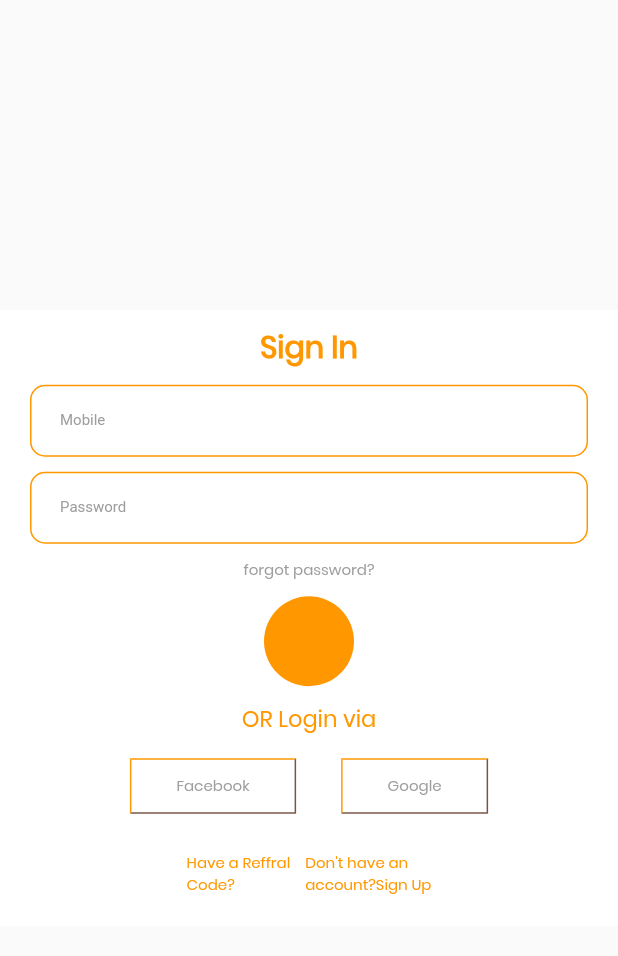
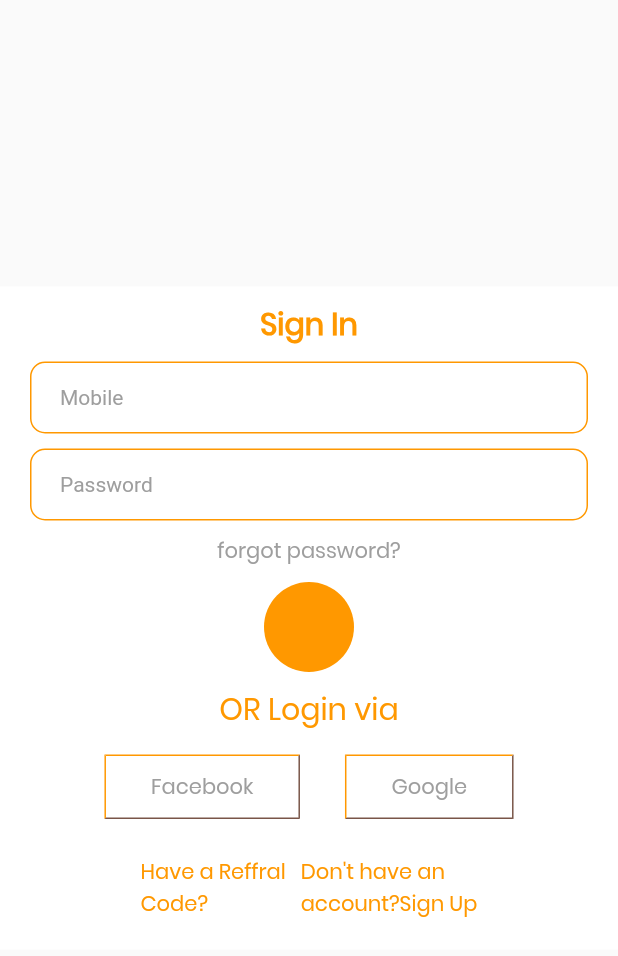
Before and after one commit to rajaspireedge/HTG, a Flutter app: the HomeScreen screen opened directly, on a phone screen of 412 x 824 dp. Shown: the top 956 px of the screen. Run offline on Flutter 3.47's test engine with Material 2 defaults, Android fonts, the phone set to English and light mode, and no system bars; our stand-ins replace firebase_messaging, fluttertoast, shared_preferences; accounts and stored records are empty; Roboto replaces fonts that are missing (Poppins-Regular).

Commit message:
changes in design

```diff
--- a/lib/HomeScreen.dart
+++ b/lib/HomeScreen.dart
@@ -11,9 +11,9 @@ class HomeScreen extends StatefulWidget {
 
 class _HomeScreenState extends State<HomeScreen> {
   TextStyle style = TextStyle(
-      fontFamily: 'Poppins-Regular', fontSize: 10.0, color: Colors.orange);
+      fontFamily: 'Poppins-Regular', fontSize: 14.0, color: Colors.orange);
  TextStyle hintstyle = TextStyle(
-      fontFamily: 'Poppins-Regular', fontSize: 10.0, color: Colors.grey);
+      fontFamily: 'Poppins-Regular', fontSize: 14.0, color: Colors.grey);
 
   @override
   Widget build(BuildContext context) {
@@ -29,19 +29,19 @@ class _HomeScreenState extends State<HomeScreen> {
             fontWeight: FontWeight.bold));
     final ORloginintext = Text("OR Login via",
         style: TextStyle(
-            fontFamily: 'Poppins', fontSize: 15.0, color: Colors.orange));
+            fontFamily: 'Poppins', fontSize: 20.0, color: Colors.orange));
 
     final Havearefferealcodetext = Text("Have a Reffral\nCode?",
         style: TextStyle(
-            fontFamily: 'Poppins', fontSize: 10.0, color: Colors.orange));
+            fontFamily: 'Poppins', fontSize: 14.0, color: Colors.orange));
 
     final donthaveaccounttext = Text("Don't have an\naccount?Sign Up",
         style: TextStyle(
-            fontFamily: 'Poppins', fontSize: 10.0, color: Colors.orange));
+            fontFamily: 'Poppins', fontSize: 14.0, color: Colors.orange));
 
     final forgotpasswordtext = Text("forgot password?",
         style: TextStyle(
-            fontFamily: 'Poppins', fontSize: 10.0, color: Colors.grey));
+            fontFamily: 'Poppins', fontSize: 14.0, color: Colors.grey));
 
     const border = Border(
       top: BorderSide(width: 1.0, color: Colors.orange),
@@ -138,7 +138,7 @@ class _HomeScreenState extends State<HomeScreen> {
                             child: Text("Facebook",
                                 style: TextStyle(
                                     fontFamily: 'Poppins',
-                                    fontSize: 10.0,
+                                    fontSize: 14.0,
                                     color: Colors.grey))),
                         new Container(
                             margin: const EdgeInsets.all(15.0),
@@ -147,7 +147,7 @@ class _HomeScreenState extends State<HomeScreen> {
                             child: Text("Google",
                                 style: TextStyle(
                                     fontFamily: 'Poppins',
-                                    fontSize: 10.0,
+                                    fontSize: 14.0,
                                     color: Colors.grey)))
                       ],
                     ),
--- a/lib/screens/Tabscreen2.dart
+++ b/lib/screens/Tabscreen2.dart
@@ -13,10 +13,10 @@ class _Tab2State extends State<Tab2> with AutomaticKeepAliveClientMixin<Tab2> {
   List<Widget> listScreens;
 
   TextStyle style = TextStyle(
-      fontFamily: 'Poppins-Regular', fontSize: 10.0, color: Colors.white);
+      fontFamily: 'Poppins-Regular', fontSize: 14.0, color: Colors.white);
 
   TextStyle styleorange =
-      TextStyle(fontFamily: 'Poppins-Regular', fontSize: 10.0);
+      TextStyle(fontFamily: 'Poppins-Regular', fontSize: 14.0);
 
   @override
   void initState() {
```
Also changed, not shown: lib/mycontestscreens/completed.dart (+18 -11 lines), lib/mycontestscreens/recent.dart (+22 -15 lines), lib/mycontestscreens/upcoming.dart (+22 -15 lines), lib/screens/Tabscreen1.dart (+11 -11 lines), pubspec.lock, 1 other file.
